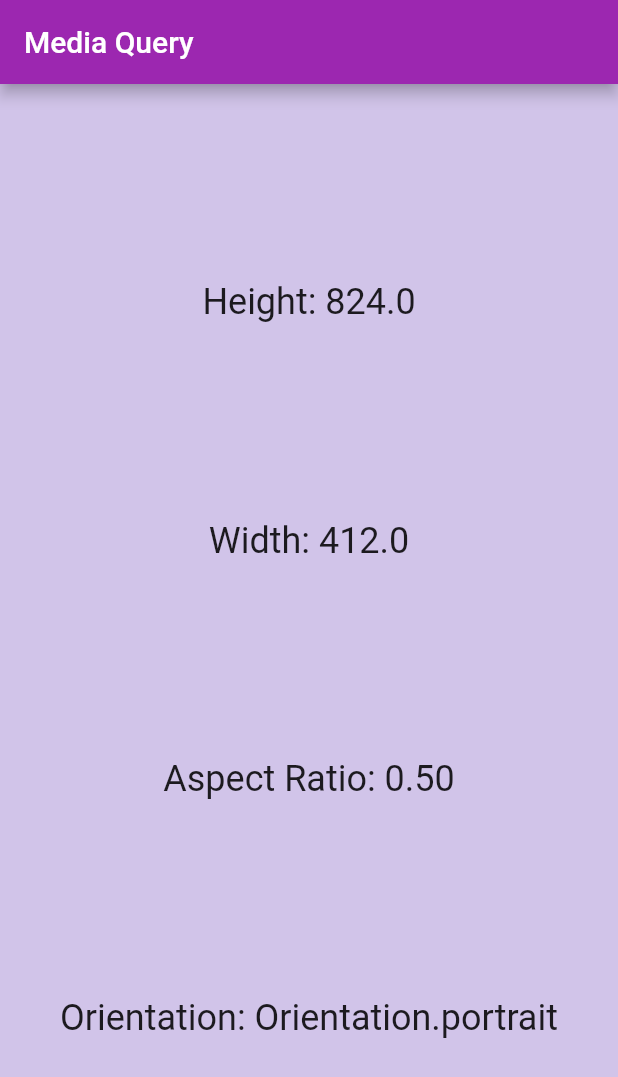
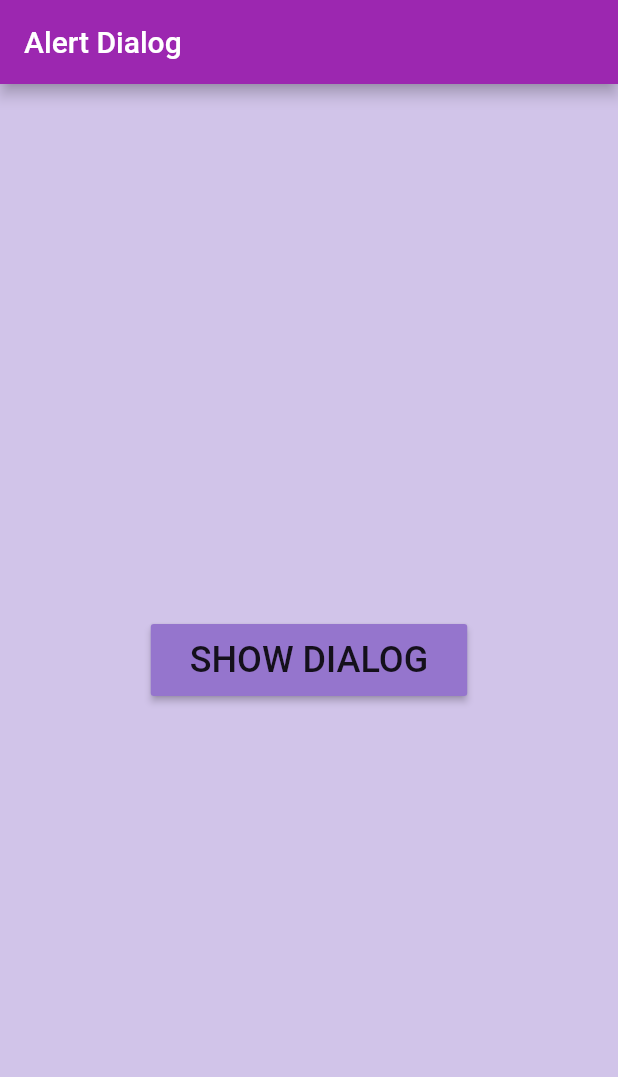
Before and after one commit to md-siam/widget_of_the_day, a Flutter app: the screen it shows after launch, on a phone screen of 412 x 824 dp. Shown: the top 1077 px of the screen. Run offline on Flutter 3.47's test engine with Material 2 defaults, Android fonts, the phone set to English and light mode, and no system bars.

Commit message:
alertdialog

```diff
--- /dev/null
+++ b/lib/16_alert_dialog/alertdialog.dart
@@ -0,0 +1,61 @@
+import 'package:flutter/cupertino.dart';
+import 'package:flutter/material.dart';
+
+class MyAlertDialog extends StatefulWidget {
+  const MyAlertDialog({Key? key}) : super(key: key);
+
+  @override
+  State<MyAlertDialog> createState() => _MyAlertDialogState();
+}
+
+class _MyAlertDialogState extends State<MyAlertDialog> {
+  void _showDialog() {
+    showDialog(
+        context: context,
+        builder: (context) {
+          return AlertDialog(
+            title: const Text('Title'),
+            content: const Text('Content, more information'),
+            actions: [
+              MaterialButton(
+                color: Colors.deepPurple[200],
+                onPressed: () {
+                  // do something
+                  print('Ok button pressed');
+                },
+                child: const Text('Ok'),
+              ),
+              MaterialButton(
+                color: Colors.deepPurple[200],
+                onPressed: () {
+                  // do something
+                  Navigator.pop(context);
+                },
+                child: const Text('Cancel'),
+              )
+            ],
+          );
+        });
+  }
+
+  @override
+  Widget build(BuildContext context) {
+    return Scaffold(
+      backgroundColor: Colors.deepPurple[100],
+      appBar: AppBar(title: const Text('Alert Dialog')),
+      body: Center(
+        child: MaterialButton(
+          color: Colors.deepPurple[300],
+          onPressed: _showDialog,
+          child: const Padding(
+            padding: EdgeInsets.all(10.0),
+            child: Text(
+              'SHOW DIALOG',
+              style: TextStyle(fontSize: 24),
+            ),
+          ),
+        ),
+      ),
+    );
+  }
+}
--- a/lib/main.dart
+++ b/lib/main.dart
@@ -1,5 +1,4 @@
 import 'package:flutter/material.dart';
-
 import 'routes.dart';
 
 void main() {
@@ -29,7 +28,8 @@ class MyApp extends StatelessWidget {
       //home: const MyDrawer(),
       //home: const MySliverAppBar(),
       //home: const MyAnimatedContainer(),
-      home: const MyMediaQuery(),
+      //home: const MyMediaQuery(),
+      home: const MyAlertDialog(),
     );
   }
 }
--- a/lib/routes.dart
+++ b/lib/routes.dart
@@ -14,3 +14,4 @@ export '12_sliver-appbar/sliverappbar.dart';
 export '13_tabbar/tabbar.dart';
 export '14_animated-container/animatedcontainer.dart';
 export '15_media_query/mediaquery.dart';
+export '16_alert_dialog/alertdialog.dart';
```
Also changed, not shown: 1 other file.
